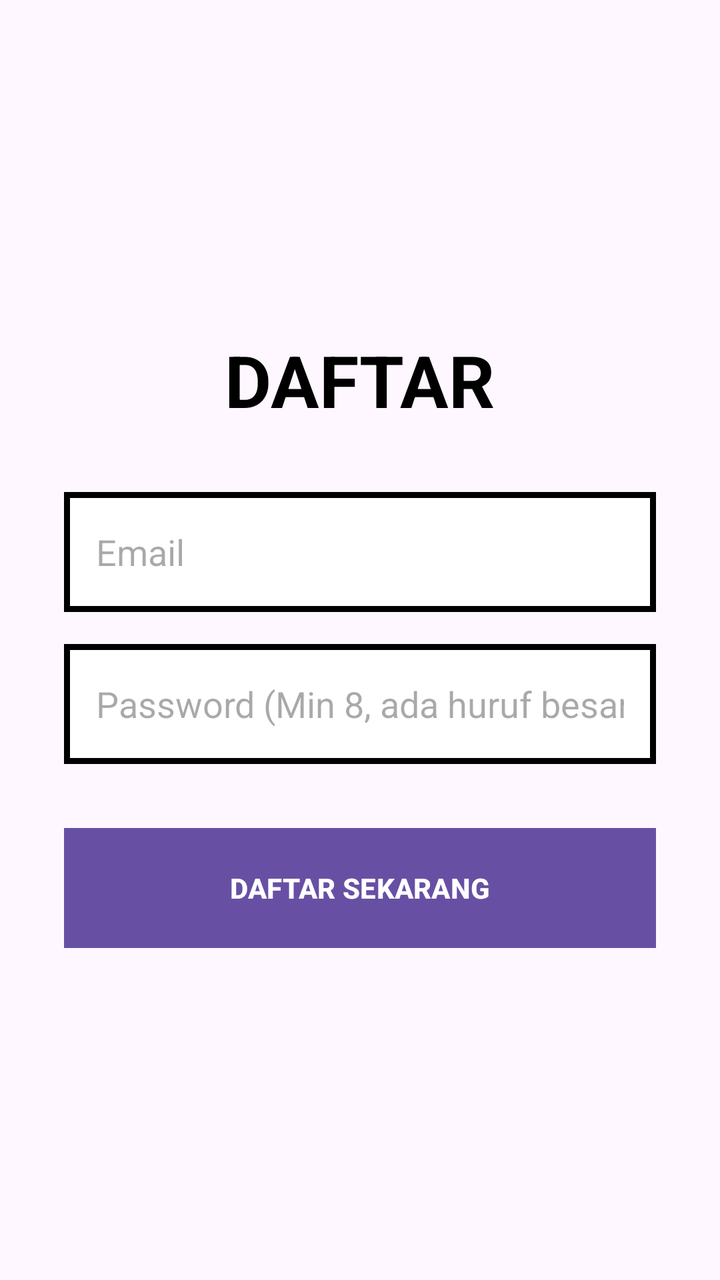
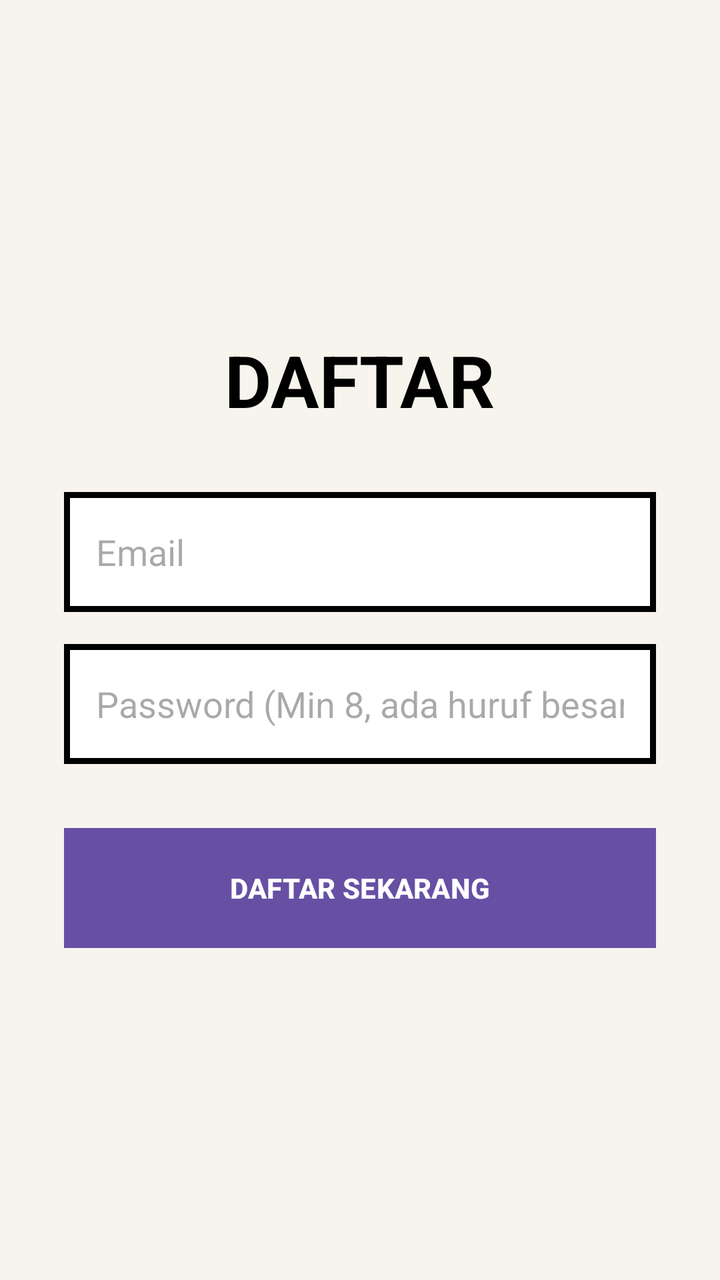

The first picture is an Android layout as it rendered before a commit; the second is the same layout after the commit. The layout source and the unified diff follow.
<!-- AndroidManifest.xml: application theme Theme.Material3.DayNight.NoActionBar -->
<!-- res/layout/activity_register.xml -->
<?xml version="1.0" encoding="utf-8"?>
<LinearLayout xmlns:android="http://schemas.android.com/apk/res/android"
    android:layout_width="match_parent"
    android:layout_height="match_parent"
    android:background="@color/nb_background"
    android:orientation="vertical"
    android:padding="32dp"
    android:gravity="center">

    <TextView
        android:layout_width="wrap_content"
        android:layout_height="wrap_content"
        android:text="DAFTAR"
        android:textColor="@color/nb_black"
        android:textSize="36sp"
        android:textStyle="bold"
        android:layout_marginBottom="32dp" />

    
    <EditText
        android:id="@+id/etEmailReg"
        android:layout_width="match_parent"
        android:layout_height="60dp"
        android:background="@drawable/nb_edittext_bg"
        android:hint="Email"
        android:inputType="textEmailAddress"
        android:padding="16dp"
        android:textColor="@color/nb_black"
        android:layout_marginBottom="16dp"
        android:importantForAutofill="no"
        android:autofillHints="" />

    <EditText
        android:id="@+id/etPasswordReg"
        android:layout_width="match_parent"
        android:layout_height="60dp"
        android:background="@drawable/nb_edittext_bg"
        android:hint="Password (Min 8, ada huruf besar &amp; simbol)"
        android:inputType="textPassword"
        android:padding="16dp"
        android:textColor="@color/nb_black"
        android:layout_marginBottom="32dp"
        android:importantForAutofill="no"
        android:autofillHints="" />

    <Button
        android:id="@+id/btnDoRegister"
        android:layout_width="match_parent"
        android:layout_height="60dp"
        android:background="@drawable/nb_button_bg"
        android:text="DAFTAR SEKARANG"
        android:textColor="@color/nb_white"
        android:textStyle="bold" />

</LinearLayout>
<!-- resources referenced by this layout -->
<resources>
  <color name="nb_black">#000000</color>
  <color name="nb_white">#FFFFFF</color>
  <!-- drawable nb_button_bg (drawable) -->
  <?xml version="1.0" encoding="utf-8"?>
  <shape xmlns:android="http://schemas.android.com/apk/res/android">
      <solid android:color="@color/nb_black" />
      <stroke android:width="3dp" android:color="@color/nb_black" />
      <corners android:radius="0dp" />
  </shape>
  <!-- drawable nb_edittext_bg (drawable) -->
  <?xml version="1.0" encoding="utf-8"?>
  <shape xmlns:android="http://schemas.android.com/apk/res/android">
      <solid android:color="@color/nb_white" />
      <stroke android:width="3dp" android:color="@color/nb_black" />
      <corners android:radius="0dp" />
  </shape>
</resources>

<!-- the commit's change to res/layout/activity_register.xml (unified diff, before → after) -->
@@ -2,7 +2,7 @@
 <LinearLayout xmlns:android="http://schemas.android.com/apk/res/android"
     android:layout_width="match_parent"
     android:layout_height="match_parent"
-    android:background="@color/nb_background"
+    android:background="@color/nb_bg"
     android:orientation="vertical"
     android:padding="32dp"
     android:gravity="center">
<!-- resource entries referenced after the edit -->
@@ -1,5 +1,6 @@
 <!-- resources referenced by this layout -->
 <resources>
+  <color name="nb_bg">#F7F4ED</color>
   <color name="nb_black">#000000</color>
   <color name="nb_white">#FFFFFF</color>
   <!-- drawable nb_button_bg (drawable) -->
